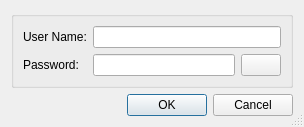
The window that source/client/ui/authorization_dialog.ui (dchapyshev/aspia) describes before a commit, drawn with Qt 5.
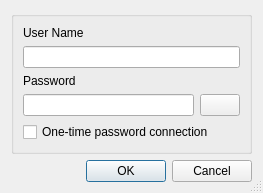
The same window after the commit. Icons and pictures are not drawn.

```diff
--- a/source/client/ui/authorization_dialog.ui
+++ b/source/client/ui/authorization_dialog.ui
@@ -6,8 +6,8 @@
    <rect>
     <x>0</x>
     <y>0</y>
-    <width>304</width>
-    <height>119</height>
+    <width>263</width>
+    <height>180</height>
    </rect>
   </property>
   <property name="windowTitle">
@@ -16,38 +16,47 @@
   <property name="sizeGripEnabled">
    <bool>true</bool>
   </property>
-  <layout class="QVBoxLayout" name="verticalLayout">
+  <layout class="QVBoxLayout" name="verticalLayout_2">
    <item>
-    <widget class="QGroupBox" name="groupBox">
-     <property name="title">
-      <string/>
-     </property>
-     <layout class="QGridLayout" name="gridLayout">
-      <item row="0" column="0">
+    <widget class="QGroupBox" name="groubox">
+     <layout class="QVBoxLayout" name="verticalLayout">
+      <item>
        <widget class="QLabel" name="label_username">
+        <property name="enabled">
+         <bool>true</bool>
+        </property>
         <property name="text">
-         <string>User Name:</string>
+         <string>User Name</string>
         </property>
        </widget>
       </item>
-      <item row="0" column="1">
+      <item>
        <widget class="QLineEdit" name="edit_username">
+        <property name="enabled">
+         <bool>true</bool>
+        </property>
         <property name="text">
          <string/>
         </property>
        </widget>
       </item>
-      <item row="1" column="0">
+      <item>
        <widget class="QLabel" name="label_password">
+        <property name="enabled">
+         <bool>true</bool>
+        </property>
         <property name="text">
-         <string>Password:</string>
+         <string>Password</string>
         </property>
        </widget>
       </item>
-      <item row="1" column="1">
+      <item>
        <layout class="QHBoxLayout" name="horizontalLayout">
         <item>
          <widget class="QLineEdit" name="edit_password">
+          <property name="enabled">
+           <bool>true</bool>
+          </property>
           <property name="sizePolicy">
            <sizepolicy hsizetype="Expanding" vsizetype="Fixed">
             <horstretch>0</horstretch>
@@ -84,14 +93,18 @@
         </item>
        </layout>
       </item>
+      <item>
+       <widget class="QCheckBox" name="checkbox_one_time_password">
+        <property name="text">
+         <string>One-time password connection</string>
+        </property>
+       </widget>
+      </item>
      </layout>
     </widget>
    </item>
    <item>
-    <widget class="QDialogButtonBox" name="button_box">
-     <property name="orientation">
-      <enum>Qt::Horizontal</enum>
-     </property>
+    <widget class="QDialogButtonBox" name="buttonbox">
      <property name="standardButtons">
       <set>QDialogButtonBox::Cancel|QDialogButtonBox::Ok</set>
      </property>
```
Left out of the diff: 35 changed lines with no effect on the pictures.
